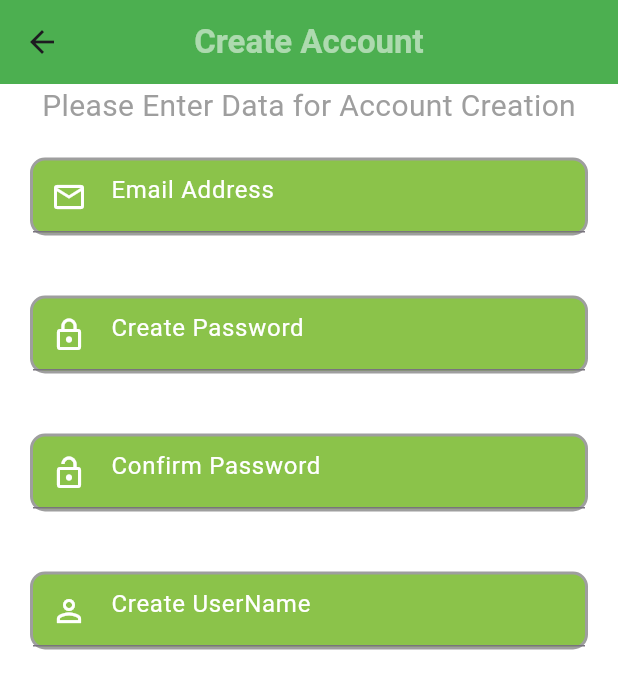
After one commit to Daniyal842/Second-Project, a Flutter app: the Signupscreen screen opened directly, on a phone screen of 412 x 824 dp. The commit adds this screen. Shown: the top 689 px of the screen. Run offline on Flutter 3.47's test engine with Material 3 defaults, Android fonts, the phone set to English and light mode, and no system bars.

Commit message:
Work on Counter App Screen and Signup screen

```diff
--- a/lib/main.dart
+++ b/lib/main.dart
@@ -1,6 +1,8 @@
 import 'package:flutter/material.dart';
 import 'package:secondproject/calculatorscreen.dart';
 import 'package:secondproject/counterappscreen.dart';
+import 'package:secondproject/inputcalculatorscreen.dart';
+import 'package:secondproject/signupscreen.dart';
 
 void main() {
   runApp(const MyApp());
--- /dev/null
+++ b/lib/signupscreen.dart
@@ -0,0 +1,115 @@
+import 'package:flutter/material.dart';
+
+class Signupscreen extends StatefulWidget {
+  const Signupscreen({super.key});
+
+  @override
+  State<Signupscreen> createState() => _SignupscreenState();
+}
+
+class _SignupscreenState extends State<Signupscreen> {
+  @override
+  Widget build(BuildContext context) {
+    return Scaffold(
+      appBar: AppBar(
+        backgroundColor: Colors.green,
+        title: Text(
+          "Create Account",
+          style: TextStyle(fontWeight: FontWeight.bold, color: Colors.white54),
+        ),
+        centerTitle: true,
+      ),
+      backgroundColor: Colors.white,
+      body: Column(
+        children: [
+          Text(
+            "Please Enter Data for Account Creation",
+            style: TextStyle(fontSize: 20, color: Colors.grey),
+          ),
+          Container(
+            margin: EdgeInsets.all(20),
+            decoration: BoxDecoration(
+                borderRadius: BorderRadius.circular(10),
+                border: Border.all(color: Colors.grey, width: 2),
+                color: Colors.lightGreen),
+            child: TextFormField(
+              style: TextStyle(color: Colors.white),
+              decoration: InputDecoration(
+                  prefixIcon: Icon(
+                    Icons.mail_outline,
+                    color: Colors.white,
+                  ),
+                  hintText: 'Email Address',
+                  hintStyle: TextStyle(color: Colors.white)),
+            ),
+          ),
+          Container(
+            margin: EdgeInsets.all(20),
+            decoration: BoxDecoration(
+              borderRadius: BorderRadius.circular(10),
+              border: Border.all(color: Colors.grey, width: 2),
+              color: Colors.lightGreen,
+            ),
+            child: TextFormField(
+              obscureText: true,
+              obscuringCharacter: '#',
+              style: TextStyle(color: Colors.white),
+              decoration: InputDecoration(
+                  prefixIcon: Icon(
+                    Icons.lock_outline,
+                    color: Colors.white,
+                  ),
+                  hintText: 'Create Password',
+                  hintStyle: TextStyle(color: Colors.white)),
+            ),
+          ),
+          Container(
+            margin: EdgeInsets.all(20),
+            decoration: BoxDecoration(
+              borderRadius: BorderRadius.circular(10),
+              border: Border.all(
+                color: Colors.grey,
+                width: 2,
+              ),
+              color: Colors.lightGreen,
+            ),
+            child: TextFormField(
+              obscureText: true,
+              obscuringCharacter: '#',
+              style: TextStyle(color: Colors.white),
+              decoration: InputDecoration(
+                  prefixIcon: Icon(
+                    Icons.lock_open_outlined,
+                    color: Colors.white,
+                  ),
+                  hintText: 'Confirm Password',
+                  hintStyle: TextStyle(color: Colors.white)),
+            ),
+          ),
+          Container(
+            margin: EdgeInsets.all(20),
+            decoration: BoxDecoration(
+              borderRadius: BorderRadius.circular(10),
+              border: Border.all(
+                color: Colors.grey,
+                width: 2,
+              ),
+              color: Colors.lightGreen,
+            ),
+            child: TextFormField(
+              style: TextStyle(color: Colors.white),
+              decoration: InputDecoration(
+                prefixIcon: Icon(
+                  Icons.person_outline,
+                  color: Colors.white,
+                ),
+                hintText: 'Create UserName',
+                hintStyle: TextStyle(color: Colors.white),
+              ),
+            ),
+          ),
+        ],
+      ),
+    );
+  }
+}
```
Also changed, not shown: lib/inputcalculatorscreen.dart (added, +79 -0 lines).
